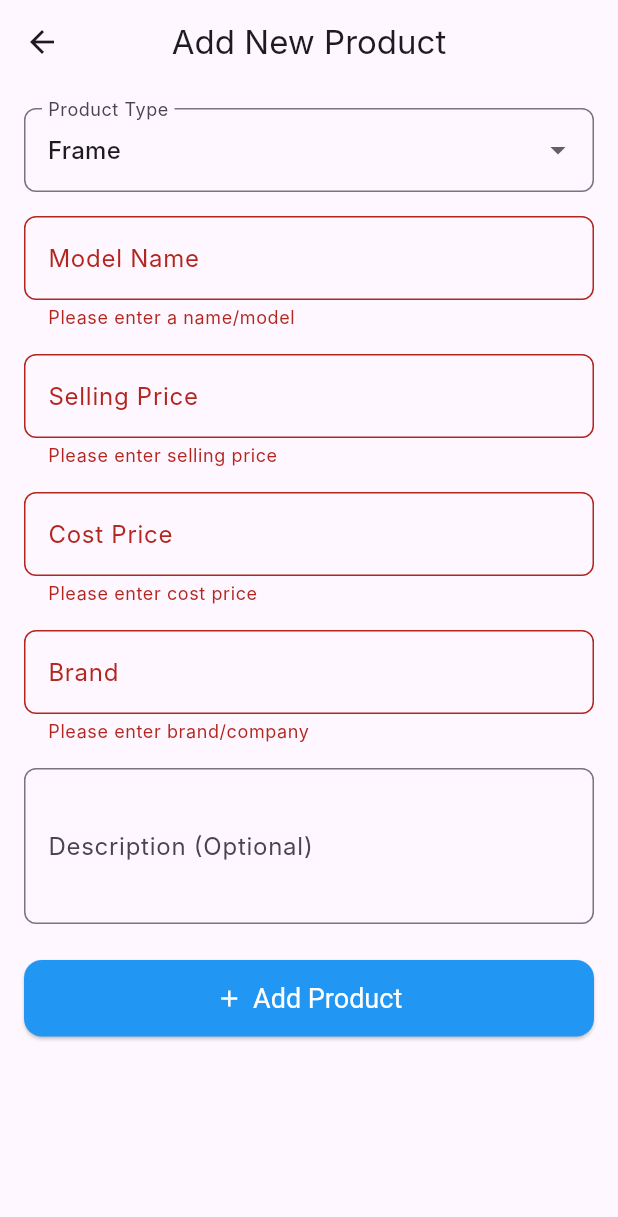
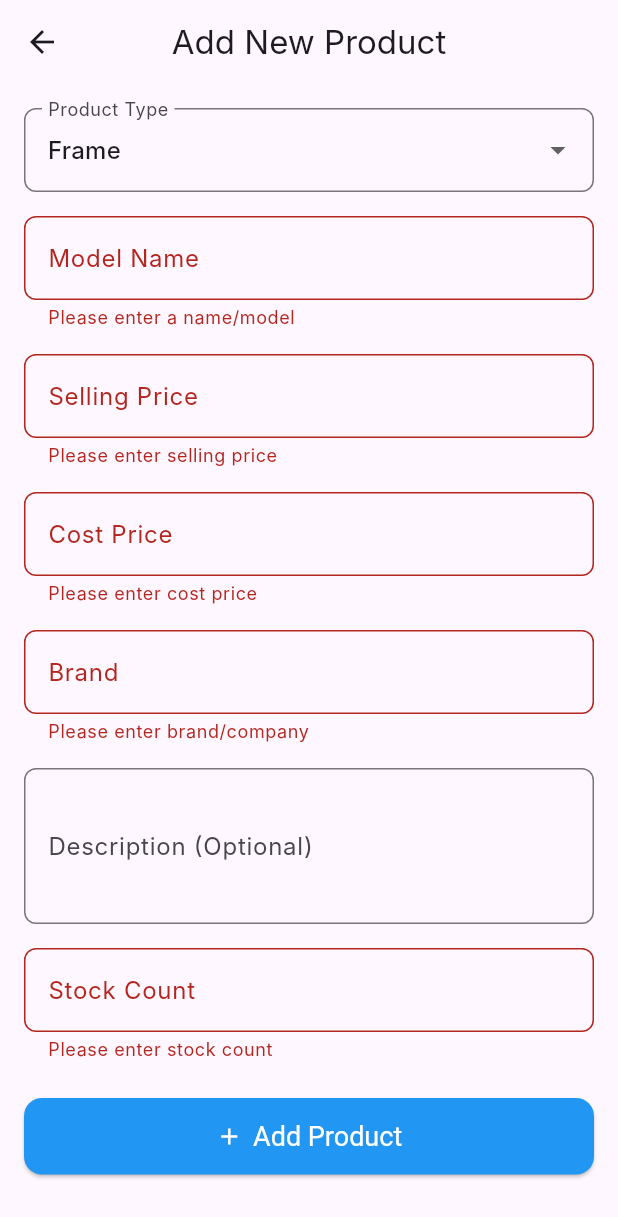
Before and after one commit to NaurasShaji/Optibill, a Flutter app: the AddEditProductScreen screen opened directly, after a tap on "Add Product", on a phone screen of 412 x 824 dp. Shown: the top 1217 px of the screen. Run offline on Flutter 3.47's test engine with Material 3 defaults, Android fonts, the phone set to English and light mode, and no system bars; our stand-ins replace google_sign_in, hive, hive_flutter, pdf, printing; missing offline and left inert: googleapis; accounts and stored records are empty; Roboto replaces fonts that are missing (Inter).

Commit message:
Updated code after changes

```diff
--- a/lib/models/frame.dart
+++ b/lib/models/frame.dart
@@ -21,6 +21,9 @@ class Frame extends HiveObject {
   String brand; // Sub-category for frames
 
   @HiveField(5)
+  double stock;
+
+  @HiveField(6)
   String? description; // Optional
 
   Frame({
@@ -29,6 +32,7 @@ class Frame extends HiveObject {
     required this.sellingPrice,
     required this.costPrice,
     required this.brand,
+    this.stock = 0,
     this.description,
   }) : id = id ?? const Uuid().v4();
 
@@ -39,6 +43,7 @@ class Frame extends HiveObject {
     'sellingPrice': sellingPrice,
     'costPrice': costPrice,
     'brand': brand,
+    'stock': stock,
     'description': description,
   };
 
@@ -48,6 +53,7 @@ class Frame extends HiveObject {
     modelName: json['modelName'] as String,
     sellingPrice: json['sellingPrice'] as double,
     costPrice: json['costPrice'] as double,
+    stock: json['stock'] as double? ?? 0,
     brand: json['brand'] as String,
     description: json['description'] as String?,
   );
--- a/lib/models/lens.dart
+++ b/lib/models/lens.dart
@@ -21,6 +21,9 @@ class Lens extends HiveObject {
   String company; // Sub-category for lenses
 
   @HiveField(5)
+  double stock;
+
+  @HiveField(6)
   String? description; // Optional
 
   Lens({
@@ -29,6 +32,7 @@ class Lens extends HiveObject {
     required this.sellingPrice,
     required this.costPrice,
     required this.company,
+    this.stock = 0,
     this.description,
   }) : id = id ?? const Uuid().v4();
 
@@ -39,6 +43,7 @@ class Lens extends HiveObject {
     'sellingPrice': sellingPrice,
     'costPrice': costPrice,
     'company': company,
+    'stock': stock,
     'description': description,
   };
 
@@ -48,6 +53,7 @@ class Lens extends HiveObject {
     name: json['name'] as String,
     sellingPrice: json['sellingPrice'] as double,
     costPrice: json['costPrice'] as double,
+    stock: json['stock'] as double? ?? 0,
     company: json['company'] as String,
     description: json['description'] as String?,
   );
--- a/lib/screens/add_edit_product_screen.dart
+++ b/lib/screens/add_edit_product_screen.dart
@@ -22,6 +22,7 @@ class _AddEditProductScreenState extends State<AddEditProductScreen> {
   TextEditingController _costPriceController = TextEditingController();
   TextEditingController _brandCompanyController = TextEditingController();
   TextEditingController _descriptionController = TextEditingController();
+  TextEditingController _stockController = TextEditingController();
 
   @override
   void initState() {
@@ -34,6 +35,7 @@ class _AddEditProductScreenState extends State<AddEditProductScreen> {
         _sellingPriceController.text = widget.product.sellingPrice.toString();
         _costPriceController.text = widget.product.costPrice.toString();
         _brandCompanyController.text = widget.product.brand;
+        _stockController.text = widget.product.stock.toString();
         _descriptionController.text = widget.product.description ?? '';
       } else if (widget.product is Lens) {
         _productType = 'Lens';
@@ -41,6 +43,7 @@ class _AddEditProductScreenState extends State<AddEditProductScreen> {
         _sellingPriceController.text = widget.product.sellingPrice.toString();
         _costPriceController.text = widget.product.costPrice.toString();
         _brandCompanyController.text = widget.product.company;
+        _stockController.text = widget.product.stock.toString();
         _descriptionController.text = widget.product.description ?? '';
       }
     }
@@ -52,6 +55,7 @@ class _AddEditProductScreenState extends State<AddEditProductScreen> {
     _sellingPriceController.dispose();
     _costPriceController.dispose();
     _brandCompanyController.dispose();
+    _stockController.dispose();
     _descriptionController.dispose();
     super.dispose();
   }
@@ -68,6 +72,7 @@ class _AddEditProductScreenState extends State<AddEditProductScreen> {
             sellingPrice: double.parse(_sellingPriceController.text),
             costPrice: double.parse(_costPriceController.text),
             brand: _brandCompanyController.text,
+            stock: double.parse(_stockController.text),
             description: _descriptionController.text.isEmpty ? null : _descriptionController.text,
           );
           if (widget.product is Frame) {
@@ -88,6 +93,7 @@ class _AddEditProductScreenState extends State<AddEditProductScreen> {
             sellingPrice: double.parse(_sellingPriceController.text),
             costPrice: double.parse(_costPriceController.text),
             company: _brandCompanyController.text,
+            stock: double.parse(_stockController.text),
             description: _descriptionController.text.isEmpty ? null : _descriptionController.text,
           );
           if (widget.product is Lens) {
@@ -219,6 +225,24 @@ class _AddEditProductScreenState extends State<AddEditProductScreen> {
                 ),
                 maxLines: 3,
               ),
+              const SizedBox(height: 16),
+              TextFormField( // New Stock Count field
+                controller: _stockController,
+                decoration: InputDecoration(
+                  labelText: 'Stock Count',
+                  border: OutlineInputBorder(borderRadius: BorderRadius.circular(8.0)),
+                ),
+                keyboardType: TextInputType.number,
+                validator: (value) {
+                  if (value == null || value.isEmpty) {
+                    return 'Please enter stock count';
+                  }
+                  if (int.tryParse(value) == null || int.parse(value) < 0) {
+                    return 'Please enter a valid non-negative integer';
+                  }
+                  return null;
+                },
+              ),
               const SizedBox(height: 24),
               ElevatedButton.icon(
                 onPressed: _saveProduct,
--- a/lib/screens/product_list_screen.dart
+++ b/lib/screens/product_list_screen.dart
@@ -241,6 +241,7 @@ class _ProductListScreenState extends State<ProductListScreen> {
                                   DataColumn(label: Text('Brand/Company', style: TextStyle(fontWeight: FontWeight.bold))),
                                   DataColumn(label: Text('Selling Price', style: TextStyle(fontWeight: FontWeight.bold))),
                                   DataColumn(label: Text('Cost Price', style: TextStyle(fontWeight: FontWeight.bold))),
+                                  DataColumn(label: Text('Stock', style: TextStyle(fontWeight: FontWeight.bold))),
                                   DataColumn(label: Text('Actions', style: TextStyle(fontWeight: FontWeight.bold))),
                                 ],
                                 rows: _filteredProducts.map((product) {
@@ -248,6 +249,7 @@ class _ProductListScreenState extends State<ProductListScreen> {
                                   String type = product is Frame ? 'Frame' : 'Lens';
                                   String brandCompany = product is Frame ? product.brand : product.company;
                                   String sellingPrice = formatCurrency.format(product.sellingPrice);
+                                  String stock = product is Frame ? product.stock.toString() : product.stock.toString();
                                   String costPrice = formatCurrency.format(product.costPrice);
 
                                   return DataRow(
@@ -257,6 +259,7 @@ class _ProductListScreenState extends State<ProductListScreen> {
                                       DataCell(Text(brandCompany)),
                                       DataCell(Text(sellingPrice)),
                                       DataCell(Text(costPrice)),
+                                      DataCell(Text(stock)),
                                       DataCell(
                                         Row(
                                           mainAxisSize: MainAxisSize.min,
```
Also changed, not shown: lib/services/google_drive_service.dart (+9 -8 lines), lib/utils/pdf_generator.dart (+3 -6 lines), lib/models/frame.g.dart, lib/models/lens.g.dart, pubspec.lock, pubspec.yaml (line endings or trailing spaces), 4 other files.
